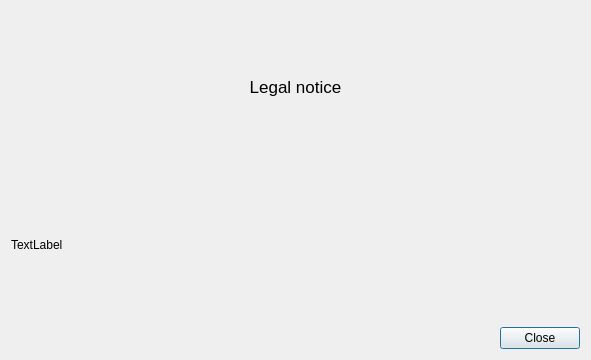
First picture: the form in src/gui/legalnotice.ui, repository nextcloud/desktop, before the edit.
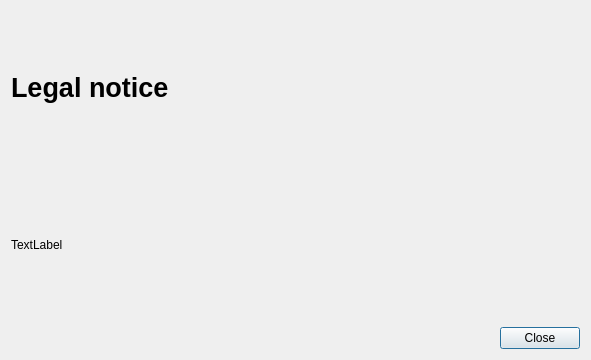
Second picture: the form after the edit.

Commit message: fix: align layout of impressum and ignore list also

Patch:
```diff
--- a/src/gui/legalnotice.ui
+++ b/src/gui/legalnotice.ui
@@ -18,14 +18,15 @@
     <widget class="QLabel" name="header">
      <property name="font">
       <font>
-       <pointsize>13</pointsize>
+       <pointsize>20</pointsize>
+       <bold>true</bold>
       </font>
      </property>
      <property name="text">
       <string>Legal notice</string>
      </property>
      <property name="alignment">
-      <set>Qt::AlignCenter</set>
+      <set>Qt::AlignLeading|Qt::AlignLeft|Qt::AlignVCenter</set>
      </property>
     </widget>
    </item>
```
Left out of the diff: 2 changed lines with no effect on the pictures. The commit also changes 7 other files.
